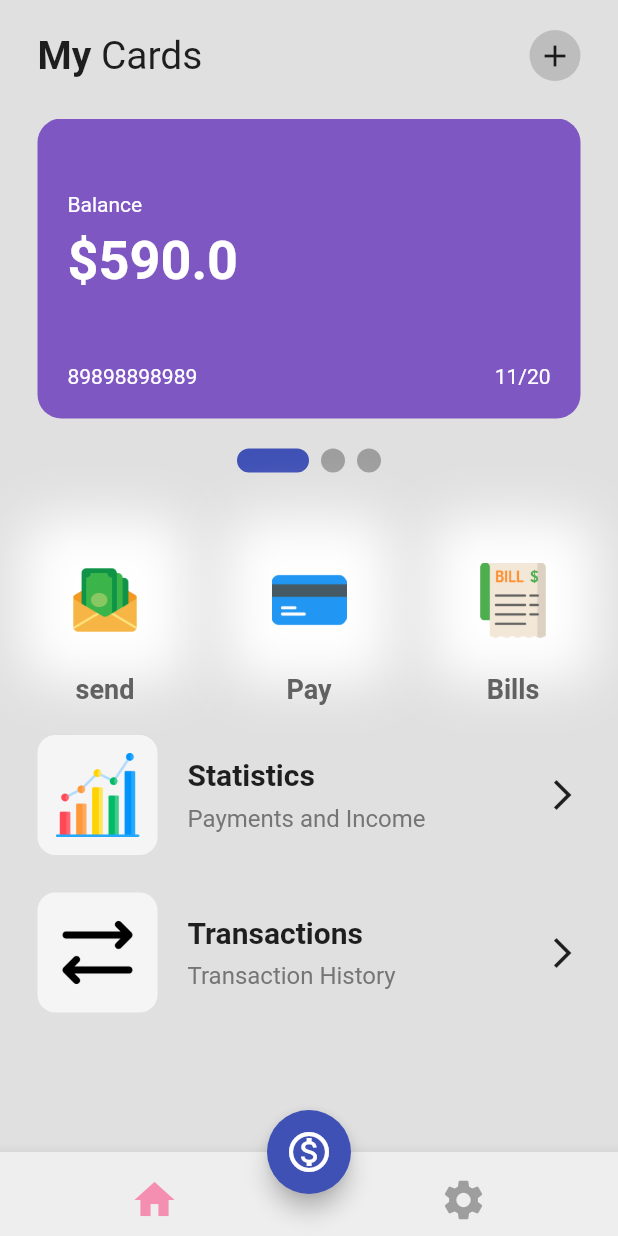
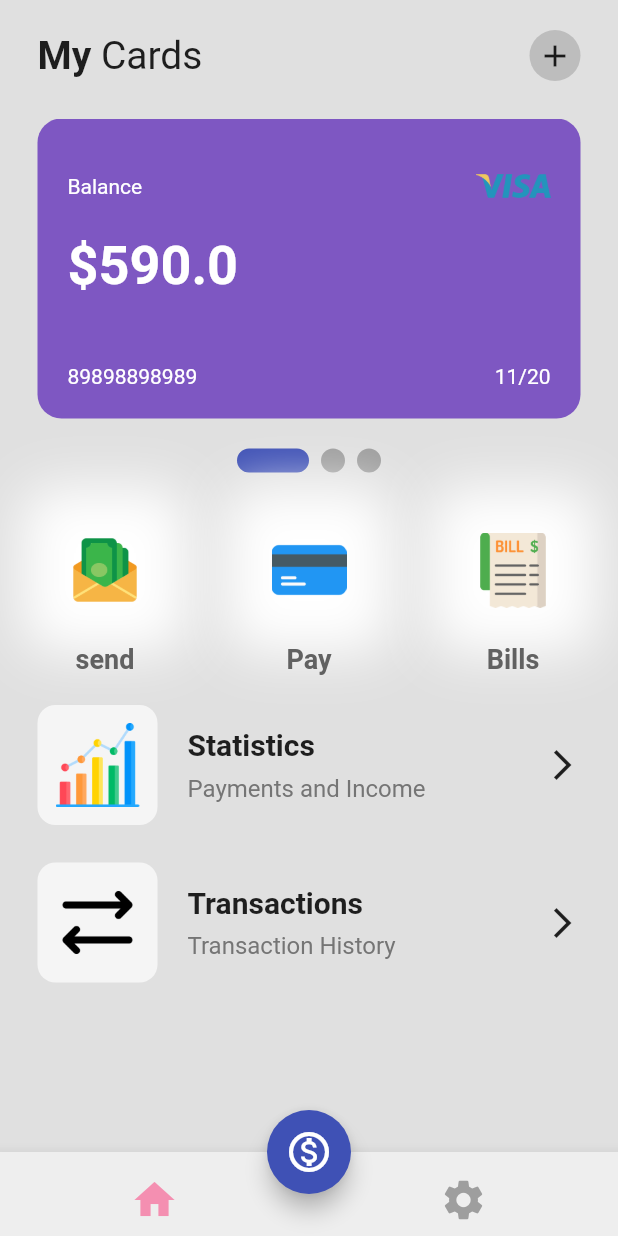
Before and after one commit to theclassical-dev/simple-wallet-app.dart, a Flutter app: the screen it shows after launch, on a phone screen of 412 x 824 dp. Run offline on Flutter 3.47's test engine with Material 2 defaults, Android fonts, the phone set to English and light mode, and no system bars; drawn by our look-alikes of smooth_page_indicator.

Commit message:
visa card logo added

```diff
--- a/lib/pages/homepage.dart
+++ b/lib/pages/homepage.dart
@@ -87,7 +87,7 @@ class _HomePageState extends State<HomePage> {
               ),
               SizedBox(height: 20),
               SmoothPageIndicator(controller: _controller, count: 3, effect: const ExpandingDotsEffect(),),
-              SizedBox(height: 40),
+              SizedBox(height: 20),
 
               //3 buttons send + pay +bills
               Padding(
--- a/lib/util/wallet_card.dart
+++ b/lib/util/wallet_card.dart
@@ -30,9 +30,14 @@ class WalletCard extends StatelessWidget {
           crossAxisAlignment: CrossAxisAlignment.start,
           mainAxisAlignment: MainAxisAlignment.spaceBetween,
           children: [
-            const SizedBox(height: 20,),
-            Text("Balance",
-              style: TextStyle(color: Colors.white),),
+            Row(
+              mainAxisAlignment: MainAxisAlignment.spaceBetween,
+              children: [
+                Text("Balance",
+                  style: TextStyle(color: Colors.white),),
+                Image.asset('assets/icons/visa.png', height: 50,),
+              ],
+            ),
             Text("\$" + balance.toString(),
               style: TextStyle(color: Colors.white, fontSize: 36, fontWeight: FontWeight.bold),),
             const SizedBox(height: 30),
```
